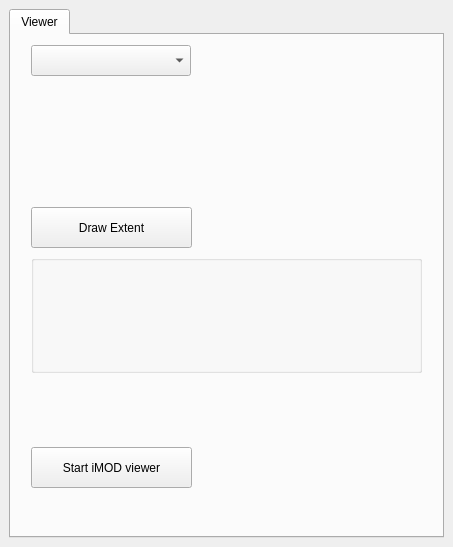
Old version of the form imod/qt/imod_plugin_dockwidget_base.ui in the repository Deltares/imod-qgis.
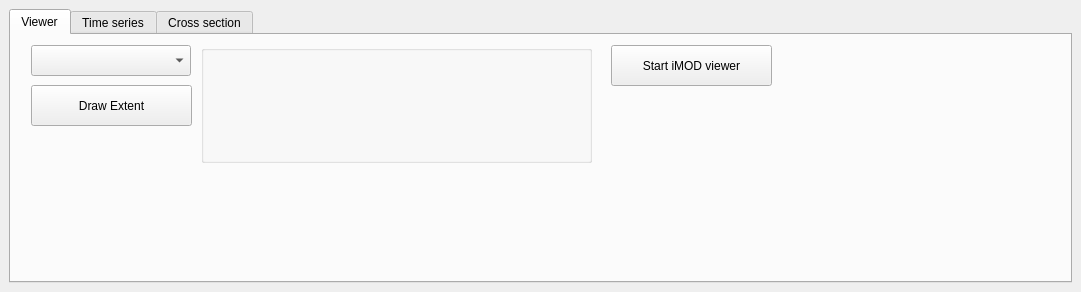
New version of the form. The open tabs and pages were chosen to show the change. Custom widgets are drawn as their Qt base class.

Commit message: Added tabs to UI, converted it to a horizontal box, and changed object names of some boxes

```diff
--- a/imod/qt/imod_plugin_dockwidget_base.ui
+++ b/imod/qt/imod_plugin_dockwidget_base.ui
@@ -6,8 +6,8 @@
    <rect>
     <x>0</x>
     <y>0</y>
-    <width>453</width>
-    <height>547</height>
+    <width>1081</width>
+    <height>292</height>
    </rect>
   </property>
   <property name="windowTitle">
@@ -27,8 +27,8 @@
        <widget class="QgsExtentGroupBox" name="mExtentGroupBox">
         <property name="geometry">
          <rect>
-          <x>20</x>
-          <y>220</y>
+          <x>190</x>
+          <y>10</y>
           <width>391</width>
           <height>118</height>
          </rect>
@@ -37,8 +37,8 @@
        <widget class="QPushButton" name="pushButton">
         <property name="geometry">
          <rect>
-          <x>20</x>
-          <y>412</y>
+          <x>600</x>
+          <y>10</y>
           <width>161</width>
           <height>41</height>
          </rect>
@@ -51,7 +51,7 @@
         <property name="geometry">
          <rect>
           <x>20</x>
-          <y>172</y>
+          <y>50</y>
           <width>161</width>
           <height>41</height>
          </rect>
@@ -71,6 +71,16 @@
         </property>
        </widget>
       </widget>
+      <widget class="QWidget" name="tab_2">
+       <attribute name="title">
+        <string>Time series</string>
+       </attribute>
+      </widget>
+      <widget class="QWidget" name="tab_3">
+       <attribute name="title">
+        <string>Cross section</string>
+       </attribute>
+      </widget>
      </widget>
     </item>
    </layout>
```
Left out of the diff: 7 changed lines with no effect on the pictures.
